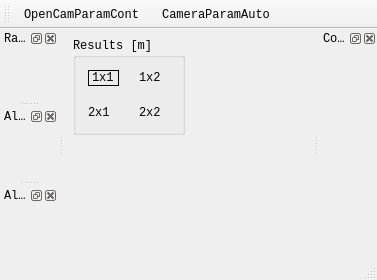
Above: apps/ONGA_Depth/mainwindow.ui from somabuggy2020/ONGAProject before the change. Below: the same form after it.
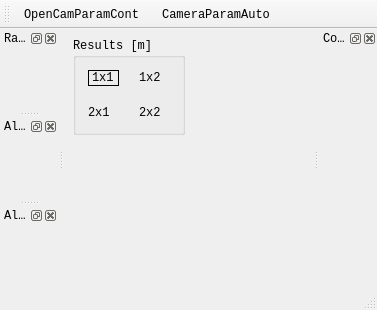
That is the form after the change. Icons and pictures are not drawn.

Diff of the .ui file:
```diff
--- a/apps/ONGA_Depth/mainwindow.ui
+++ b/apps/ONGA_Depth/mainwindow.ui
@@ -7,7 +7,7 @@
     <x>0</x>
     <y>0</y>
     <width>377</width>
-    <height>280</height>
+    <height>310</height>
    </rect>
   </property>
   <property name="minimumSize">
```
